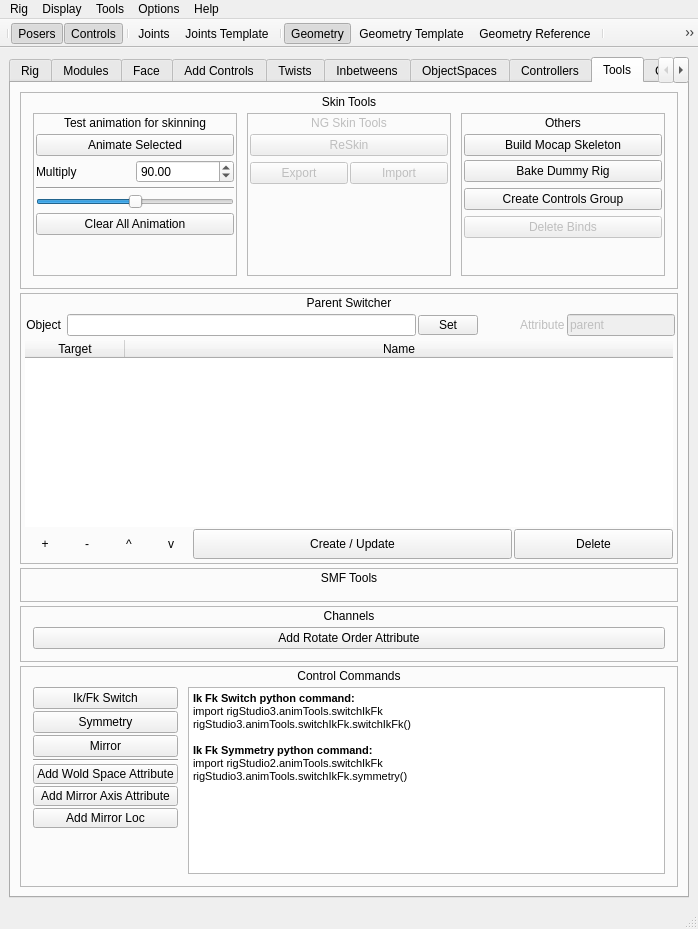
PavelCrow/RigStudio3, file ui/designer/mainWindow.ui: the form before one commit.
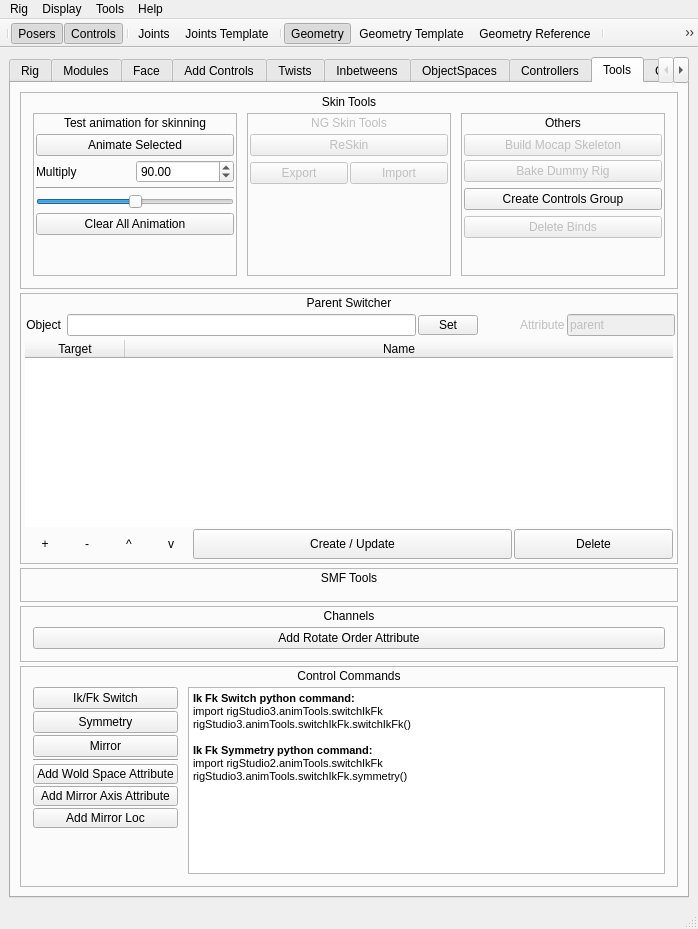
The form after the commit. The open tabs and pages were chosen to show the change.

```diff
--- a/ui/designer/mainWindow.ui
+++ b/ui/designer/mainWindow.ui
@@ -7482,6 +7482,9 @@
                    </item>
                    <item>
                     <widget class="QPushButton" name="buildMocapSkeleton_btn">
+                     <property name="enabled">
+                      <bool>false</bool>
+                     </property>
                      <property name="text">
                       <string>Build Mocap Skeleton</string>
                      </property>
@@ -7513,6 +7516,9 @@
                       </property>
                       <item>
                        <widget class="QPushButton" name="bakeDummyRig_btn">
+                        <property name="enabled">
+                         <bool>false</bool>
+                        </property>
                         <property name="text">
                          <string>Bake Dummy Rig</string>
                         </property>
@@ -9801,7 +9807,7 @@
      <x>0</x>
      <y>0</y>
      <width>696</width>
-     <height>22</height>
+     <height>21</height>
     </rect>
    </property>
    <property name="nativeMenuBar">
@@ -9838,17 +9844,6 @@
     <addaction name="separator"/>
     <addaction name="actionSkeleton_LRA"/>
    </widget>
-   <widget class="QMenu" name="menuOptions">
-    <property name="enabled">
-     <bool>true</bool>
-    </property>
-    <property name="title">
-     <string>Options</string>
-    </property>
-    <addaction name="actionDebug"/>
-    <addaction name="actionAdvanced"/>
-    <addaction name="actionPosers_Hierarhy"/>
-   </widget>
    <widget class="QMenu" name="menuHelp">
     <property name="title">
      <string>Help</string>
@@ -9878,7 +9873,6 @@
    <addaction name="menuRig"/>
    <addaction name="menuDisplay"/>
    <addaction name="menuTools"/>
-   <addaction name="menuOptions"/>
    <addaction name="menuHelp"/>
   </widget>
   <widget class="QStatusBar" name="statusbar"/>
```
Left out of the diff: 8 changed lines with no effect on the pictures.
